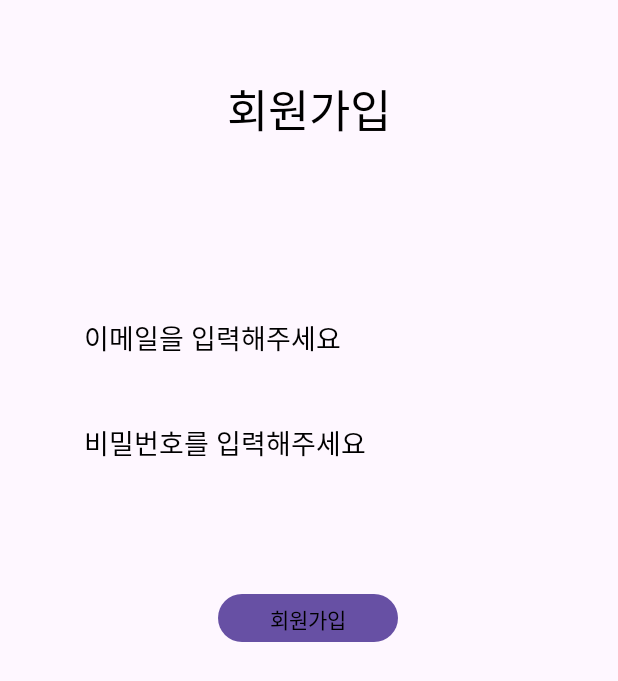
After one commit to LeeSanghyun1212/CapStone, an Android app built with Jetpack Compose: the layout activity_register.xml on its own in the app's theme, with its tools: preview values and no code run, on a phone screen of 412 x 824 dp. The commit adds this screen. Shown: the top 681 px of the screen. Run offline under Robolectric (Android 15) with nearby library versions, the phone set to English and light mode, and no system bars.

Commit message:
commit message add

```diff
--- a/app/src/main/AndroidManifest.xml
+++ b/app/src/main/AndroidManifest.xml
@@ -25,7 +25,7 @@
             </intent-filter>
         </activity>
         <activity
-            android:name=".registerActivity"
+            android:name=".loginActivity"
             android:exported="true">
         <intent-filter>
             <action android:name="android.intent.action.MAIN" />
@@ -33,6 +33,7 @@
             <category android:name="android.intent.category.LAUNCHER" />
         </intent-filter>
         </activity>
+        <activity android:name=".RegisterActivity"></activity>
     </application>
 
 </manifest>
--- a/app/src/main/java/com/example/test2/loadingActivity.kt
+++ b/app/src/main/java/com/example/test2/loadingActivity.kt
@@ -18,7 +18,7 @@ class loadingActivity : AppCompatActivity() {
     private fun loadingStart() {
         val handler = Handler(Looper.getMainLooper())
         handler.postDelayed({
-            val intent = Intent(applicationContext, registerActivity::class.java)
+            val intent = Intent(applicationContext, loginActivity::class.java)
             startActivity(intent)
             finish()
         }, 2000)
--- a/app/src/main/res/layout/activity_legister.xml
+++ b/app/src/main/res/layout/activity_login.xml
@@ -4,7 +4,7 @@
     xmlns:tools="http://schemas.android.com/tools"
     android:layout_width="match_parent"
     android:layout_height="match_parent"
-    tools:context=".registerActivity">
+    tools:context=".loginActivity">
     <ImageView
         android:layout_width="224dp"
         android:layout_height="224dp"
--- /dev/null
+++ b/app/src/main/res/layout/activity_register.xml
@@ -0,0 +1,62 @@
+<?xml version="1.0" encoding="utf-8"?>
+<androidx.constraintlayout.widget.ConstraintLayout xmlns:android="http://schemas.android.com/apk/res/android"
+    android:layout_width="match_parent"
+    android:layout_height="match_parent"
+    xmlns:app="http://schemas.android.com/apk/res-auto"
+    android:orientation="vertical">
+
+    <TextView
+        android:layout_width="300dp"
+        android:layout_height="50dp"
+        android:text="회원가입"
+        android:textSize="30dp"
+        app:layout_constraintTop_toTopOf="parent"
+        app:layout_constraintLeft_toLeftOf="parent"
+        app:layout_constraintRight_toRightOf="parent"
+        android:textAlignment="center"
+        android:layout_marginTop="50dp"
+        android:id="@+id/create_name"
+        android:textColor="@color/black">
+    </TextView>
+
+    <EditText
+        android:id="@+id/email"
+        android:layout_width="300dp"
+        android:layout_height="50dp"
+        android:layout_marginTop="100dp"
+        android:background="@null"
+        android:hint="이메일을 입력해주세요"
+        android:textColorHint="@color/black"
+        app:layout_constraintLeft_toLeftOf="parent"
+        app:layout_constraintRight_toRightOf="parent"
+        app:layout_constraintTop_toBottomOf="@id/create_name"></EditText>
+
+
+    <EditText
+        android:id="@+id/password"
+        android:layout_width="300dp"
+        android:layout_height="50dp"
+        android:layout_marginTop="20dp"
+        android:background="@null"
+        android:hint="비밀번호를 입력해주세요"
+        android:inputType="textPassword"
+        android:textColorHint="@color/black"
+        app:layout_constraintLeft_toLeftOf="parent"
+        app:layout_constraintRight_toRightOf="parent"
+        app:layout_constraintTop_toBottomOf="@id/email"></EditText>
+
+
+    <Button
+        android:id="@+id/create_btn"
+        android:layout_width="120dp"
+        android:layout_height="40dp"
+        android:layout_marginLeft="70dp"
+        android:layout_marginTop="72dp"
+        android:background="@null"
+        android:text="회원가입"
+        android:textColor="@color/black"
+        app:layout_constraintHorizontal_bias="0.339"
+        app:layout_constraintLeft_toLeftOf="parent"
+        app:layout_constraintRight_toRightOf="parent"
+        app:layout_constraintTop_toBottomOf="@id/password"></Button>
+</androidx.constraintlayout.widget.ConstraintLayout>
--- a/app/src/main/res/layout/login.xml
+++ /dev/null
@@ -1,6 +0,0 @@
-<?xml version="1.0" encoding="utf-8"?>
-<androidx.constraintlayout.widget.ConstraintLayout xmlns:android="http://schemas.android.com/apk/res/android"
-    android:layout_width="match_parent"
-    android:layout_height="match_parent">
-
-</androidx.constraintlayout.widget.ConstraintLayout>
--- a/build.gradle.kts
+++ b/build.gradle.kts
@@ -1,3 +1,8 @@
+buildscript {
+    dependencies {
+        classpath("com.google.gms:google-services:4.4.0")
+    }
+}
 // Top-level build file where you can add configuration options common to all sub-projects/modules.
 plugins {
     id("com.android.application") version "8.1.2" apply false
```
Also changed, not shown: app/build.gradle.kts (+7 -2 lines), app/src/main/java/com/example/test2/RegisterActivity.kt (added, +73 -0 lines), app/src/main/java/com/example/test2/loginActivity.kt (added, +32 -0 lines), app/src/main/java/com/example/test2/registerActivity.kt (deleted, +0 -15 lines), app/src/main/res/layout/activity_loading.xml (+3 -4 lines), 1 other file.
